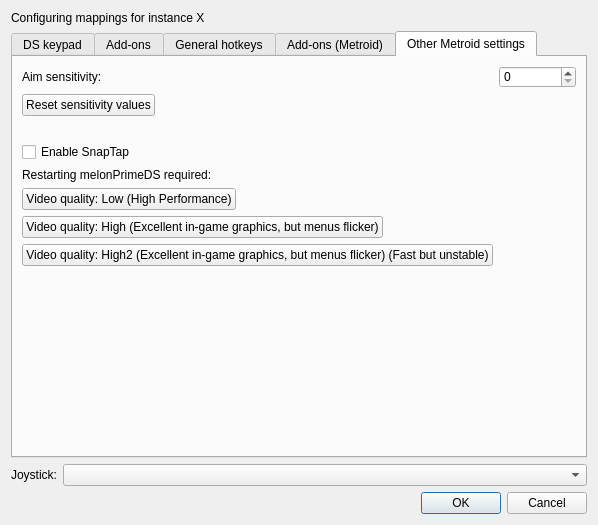
First picture: the form in src/frontend/qt_sdl/InputConfig/InputConfigDialog.ui, repository ag-advania/melonPrimeDS, before the edit.
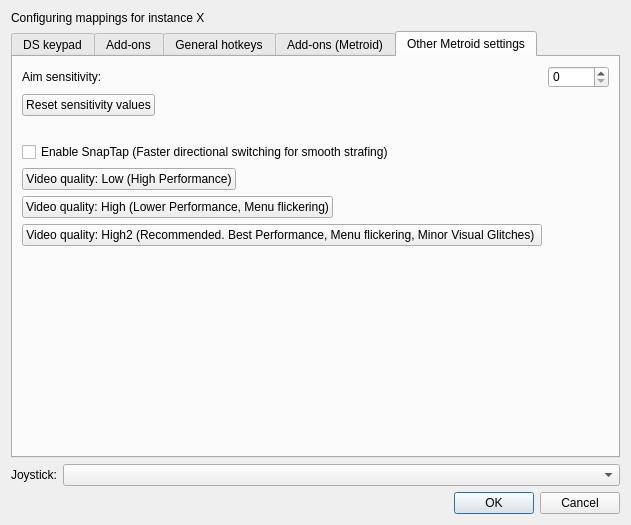
Second picture: the form after the edit. The open tabs and pages were chosen to show the change. Icons and pictures are not drawn.

Commit message: The default graphics setting has been changed to High. VSync is now forcibly disabled internally to minimize latency. Menu flickering has been resolved.

```diff
--- a/src/frontend/qt_sdl/InputConfig/InputConfigDialog.ui
+++ b/src/frontend/qt_sdl/InputConfig/InputConfigDialog.ui
@@ -2339,23 +2339,13 @@
 				<item row="3" column="0">
 					<widget class="QCheckBox" name="cbMetroidEnableSnapTap">
 						<property name="text">
-							<string>Enable SnapTap</string>
+							<string>Enable SnapTap (Faster directional switching for smooth strafing)</string>
 						</property>
 					</widget>
 				</item>
 				
-			    <item row="4" column="0">
-				    <!-- Label for metroidSetVideoQuality -->
-				    <widget class="QLabel" name="metroidSetVideoQualityLabel">
-					    <property name="text">
-						    <string>Restarting melonPrimeDS required:</string>
-					    </property>
-				    </widget>
-			    </item>
-
-
 			    <!-- Low quality -->
-			    <item row="5" column="0">
+			    <item row="4" column="0">
 				    <widget class="QPushButton" name="metroidSetVideoQualityToLow">
 					    <property name="text">
 						    <string>Video quality: Low (High Performance)</string>
@@ -2364,19 +2354,19 @@
 			    </item>
 
 			    <!-- High quality -->
-			    <item row="6" column="0">
+			    <item row="5" column="0">
 				    <widget class="QPushButton" name="metroidSetVideoQualityToHigh">
 					    <property name="text">
-						    <string>Video quality: High (Excellent in-game graphics, but menus flicker)</string>
+						    <string>Video quality: High (Lower Performance, Menu flickering)</string>
 					    </property>
 				    </widget>
 			    </item>
 
 				<!-- High2 quality -->
-				<item row="7" column="0">
+				<item row="6" column="0">
 					<widget class="QPushButton" name="metroidSetVideoQualityToHigh2">
 						<property name="text">
-							<string>Video quality: High2 (Excellent in-game graphics, but menus flicker) (Fast but unstable)</string>
+							<string>Video quality: High2 (Recommended. Best Performance, Menu flickering, Minor Visual Glitches) </string>
 						</property>
 					</widget>
 				</item>
```
The commit also changes 3 other files.
